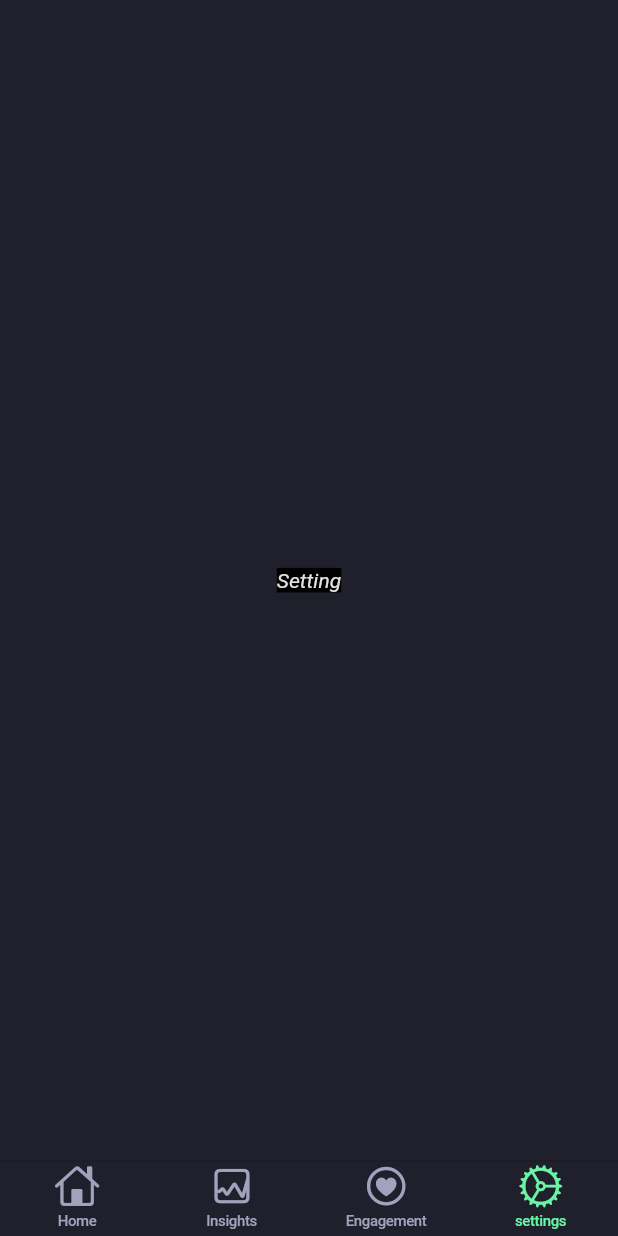
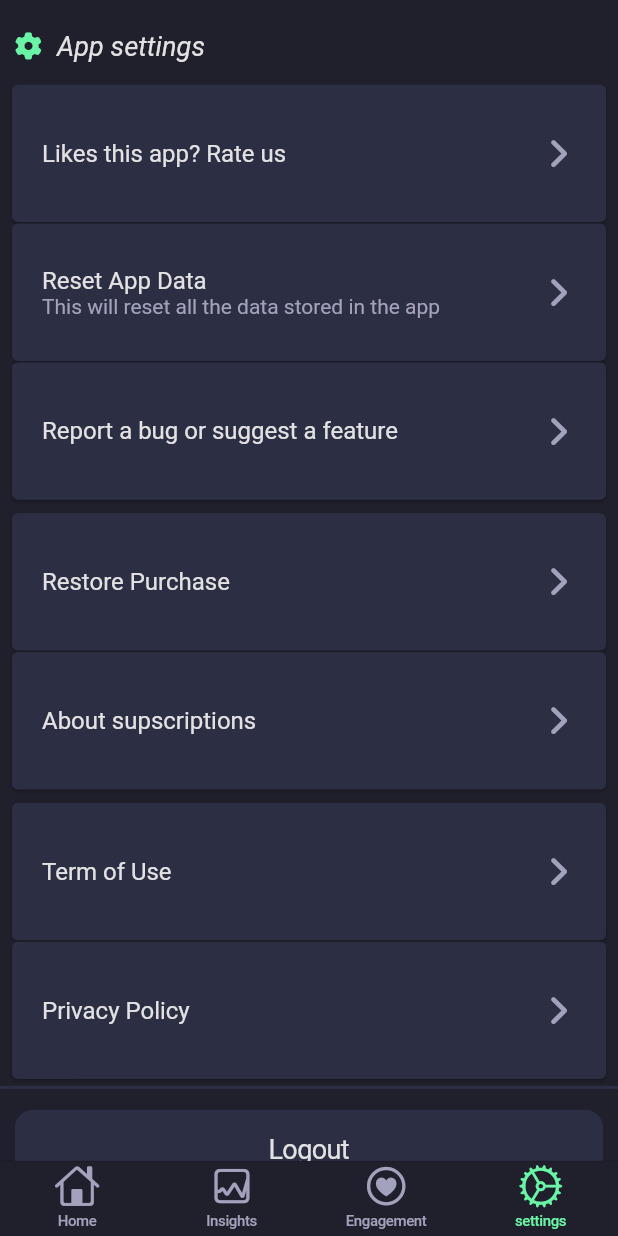
Before and after one commit to witchfindertr/igplus-ios, a Flutter app: the TabPage screen opened by its route, item 4 of the bottom bar chosen, on a phone screen of 412 x 824 dp. Run offline on Flutter 3.47's test engine with Material 2 defaults, Android fonts, the phone set to English and light mode, and no system bars; our stand-ins replace bloc, cloud_firestore, dartz, equatable, firebase_auth, firebase_core and 5 more; missing offline and left inert: mrx_charts, story, webview_cookie_manager; accounts and stored records are empty; network calls fail; statements that could not run were skipped.

Commit message:
settings page UI

```diff
--- a/lib/presentation/resources/colors_manager.dart
+++ b/lib/presentation/resources/colors_manager.dart
@@ -13,7 +13,7 @@ class ColorsManager {
 
   // button color
   static const Color buttonColor1 = Color.fromRGBO(86, 183, 245, 1);
-  static const Color buttonColor2 = Color.fromRGBO(61, 60, 96, 1);
+  static const Color buttonColor2 = Color.fromARGB(255, 44, 46, 68);
 
   // card
   static const Color cardBack = Color.fromARGB(255, 44, 46, 68);
--- a/lib/presentation/resources/theme_manager.dart
+++ b/lib/presentation/resources/theme_manager.dart
@@ -10,9 +10,9 @@ CupertinoThemeData appTheme() {
     textTheme: CupertinoTextThemeData(
         primaryColor: ColorsManager.textColor,
         textStyle: TextStyle(
-            color: ColorsManager.textColor,
-            fontSize: 14,
-            fontStyle: FontStyle.italic,
-            backgroundColor: CupertinoColors.black)),
+          color: ColorsManager.textColor,
+          fontSize: 14,
+          fontStyle: FontStyle.italic,
+        )),
   );
 }
--- a/lib/presentation/views/settings/settings_page.dart
+++ b/lib/presentation/views/settings/settings_page.dart
@@ -1,10 +1,100 @@
 import 'package:flutter/cupertino.dart';
+import 'package:flutter/material.dart';
+import 'package:font_awesome_flutter/font_awesome_flutter.dart';
+import 'package:go_router/go_router.dart';
+import 'package:igplus_ios/presentation/resources/colors_manager.dart';
+import 'package:igplus_ios/presentation/views/global/info_card_list.dart';
+import 'package:igplus_ios/presentation/views/global/section_title.dart';
 
 class SettingPage extends StatelessWidget {
   const SettingPage({Key? key}) : super(key: key);
 
   @override
   Widget build(BuildContext context) {
-    return CupertinoPageScaffold(child: Center(child: Text('Setting')));
+    List<Map> AppSettings1 = [
+      {
+        "title": "Likes this app? Rate us",
+        "context": context,
+      },
+      {
+        "title": "Reset App Data",
+        "subTitle": "This will reset all the data stored in the app",
+        "context": context,
+      },
+      {
+        "title": "Report a bug or suggest a feature",
+        "context": context,
+      }
+    ];
+
+    List<Map> AppSettings2 = [
+      {
+        "title": "Restore Purchase",
+        "context": context,
+      },
+      {
+        "title": "About supscriptions",
+        "context": context,
+      }
+    ];
+
+    List<Map> AppSettings3 = [
+      {
+        "title": "Term of Use",
+        "context": context,
+      },
+      {
+        "title": "Privacy Policy",
+        "context": context,
+      }
+    ];
+    return CupertinoPageScaffold(
+      child: CupertinoScrollbar(
+        thickness: 12,
+        child: ListView(
+          children: <Widget>[
+            const SectionTitle(
+              title: "App settings",
+              icon: FontAwesomeIcons.gear,
+            ),
+            InfoCardList(
+              cards: AppSettings1,
+            ),
+            const SizedBox(
+              height: 8,
+            ),
+            InfoCardList(
+              cards: AppSettings2,
+            ),
+            const SizedBox(
+              height: 8,
+            ),
+            InfoCardList(
+              cards: AppSettings3,
+            ),
+            const Divider(
+              height: 10,
+              color: ColorsManager.cardBack,
+              thickness: 2,
+            ),
+            Padding(
+              padding: const EdgeInsets.all(10.0),
+              child: CupertinoButton(
+                  color: ColorsManager.buttonColor2,
+                  child: const Text(
+                    "Logout",
+                    style: TextStyle(
+                      color: ColorsManager.textColor,
+                      fontSize: 18,
+                    ),
+                  ),
+                  onPressed: () {
+                    GoRouter.of(context).pushNamed('instagram_login');
+                  }),
+            ),
+          ],
+        ),
+      ),
+    );
   }
 }
```
